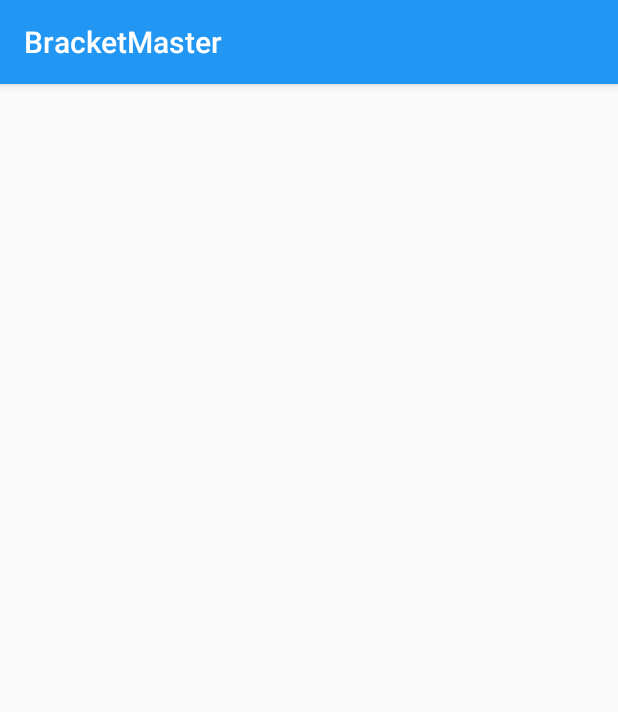
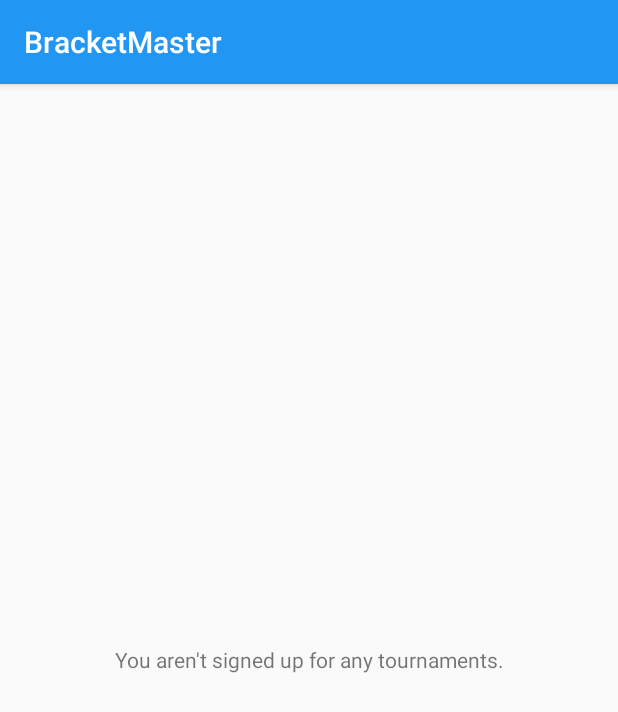
Before and after one commit to WilsonWillson/BracketMaster, an Android app: the fragment AccountParticipationFragment shown on its own in the app's theme, on a phone screen of 412 x 824 dp. Shown: the top 712 px of the screen. Run offline under Robolectric (Android 15) with nearby library versions, the phone set to English and light mode, and no system bars; our stand-ins replace ButterKnife; libraries missing offline, so code that uses them is left out: com.firebase.client; 4 statements that could not run were skipped.

Commit message:
Notify if you aren't running or signed up.

```diff
--- a/app/src/main/java/gwaac/bracketmaster/ui/AccountParticipationFragment.java
+++ b/app/src/main/java/gwaac/bracketmaster/ui/AccountParticipationFragment.java
@@ -9,6 +9,7 @@ import android.support.v7.widget.RecyclerView;
 import android.view.LayoutInflater;
 import android.view.View;
 import android.view.ViewGroup;
+import android.widget.TextView;
 
 import com.firebase.client.ChildEventListener;
 import com.firebase.client.DataSnapshot;
@@ -34,6 +35,8 @@ public class AccountParticipationFragment extends android.support.v4.app.Fragmen
 
     @Bind(R.id.participation_recycler_view)
     RecyclerView mRecyclerView;
+    @Bind(R.id.not_signed_up_label)
+    TextView mNotSignedUpLabel;
     List<Tournament> tournaments;
 
     public AccountParticipationFragment() {
@@ -75,6 +78,9 @@ public class AccountParticipationFragment extends android.support.v4.app.Fragmen
                 Map signups = dataSnapshot.getValue(Map.class);
 
                 if (signups == null) return; // Get out if it doesn't work.
+
+                mNotSignedUpLabel.setVisibility(View.GONE);
+
                 for (Object o : signups.keySet()) {
                     String tournamentID = (String) o;
 
@@ -86,6 +92,7 @@ public class AccountParticipationFragment extends android.support.v4.app.Fragmen
                             Tournament t = TournamentProperties.toTournament(tp);
                             AccountParticipationFragment.this.tournaments.add(t);
                             mRecyclerView.getAdapter().notifyDataSetChanged();
+
                         }
 
                         @Override
--- a/app/src/main/java/gwaac/bracketmaster/ui/AccountTournamentsFragment.java
+++ b/app/src/main/java/gwaac/bracketmaster/ui/AccountTournamentsFragment.java
@@ -8,6 +8,7 @@ import android.support.v7.widget.RecyclerView;
 import android.view.LayoutInflater;
 import android.view.View;
 import android.view.ViewGroup;
+import android.widget.TextView;
 
 import com.firebase.client.ChildEventListener;
 import com.firebase.client.DataSnapshot;
@@ -30,6 +31,8 @@ public class AccountTournamentsFragment extends android.support.v4.app.Fragment
 
     @Bind(R.id.my_tournaments_recycler_view)
     RecyclerView mRecyclerView;
+    @Bind(R.id.not_running_things_label)
+    TextView mNotRunningThingsLabel;
     List<Tournament> tournaments;
 
 
@@ -74,6 +77,8 @@ public class AccountTournamentsFragment extends android.support.v4.app.Fragment
 
                 tournaments.add(tournament);
                 mRecyclerView.getAdapter().notifyDataSetChanged();
+
+                mNotRunningThingsLabel.setVisibility(View.GONE);
             }
 
             @Override
--- a/app/src/main/res/layout/fragment_account_participation.xml
+++ b/app/src/main/res/layout/fragment_account_participation.xml
@@ -9,4 +9,12 @@
         android:layout_width="match_parent"
         android:scrollbars="vertical"
         />
+
+    <TextView
+        android:id="@+id/not_signed_up_label"
+        android:layout_width="match_parent"
+        android:layout_height="match_parent"
+        android:text="You aren't signed up for any tournaments."
+        android:gravity="center"/>
+
 </RelativeLayout>
```
Also changed, not shown: app/src/main/res/layout/fragment_account_tournaments.xml (+7 -0 lines).
